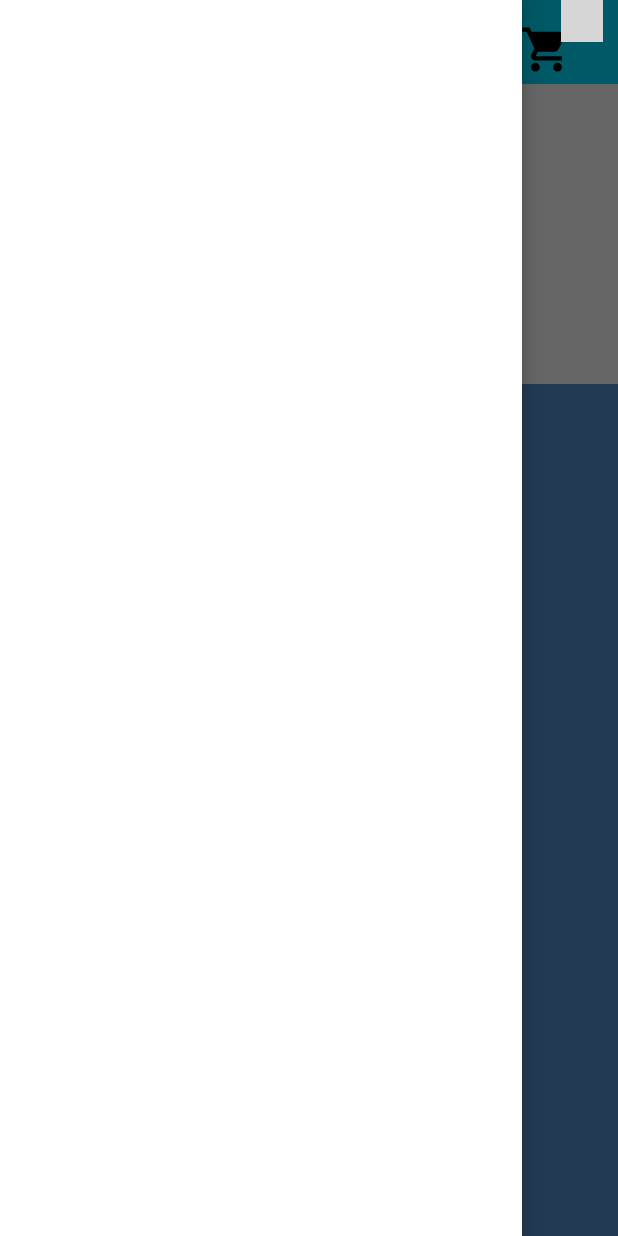
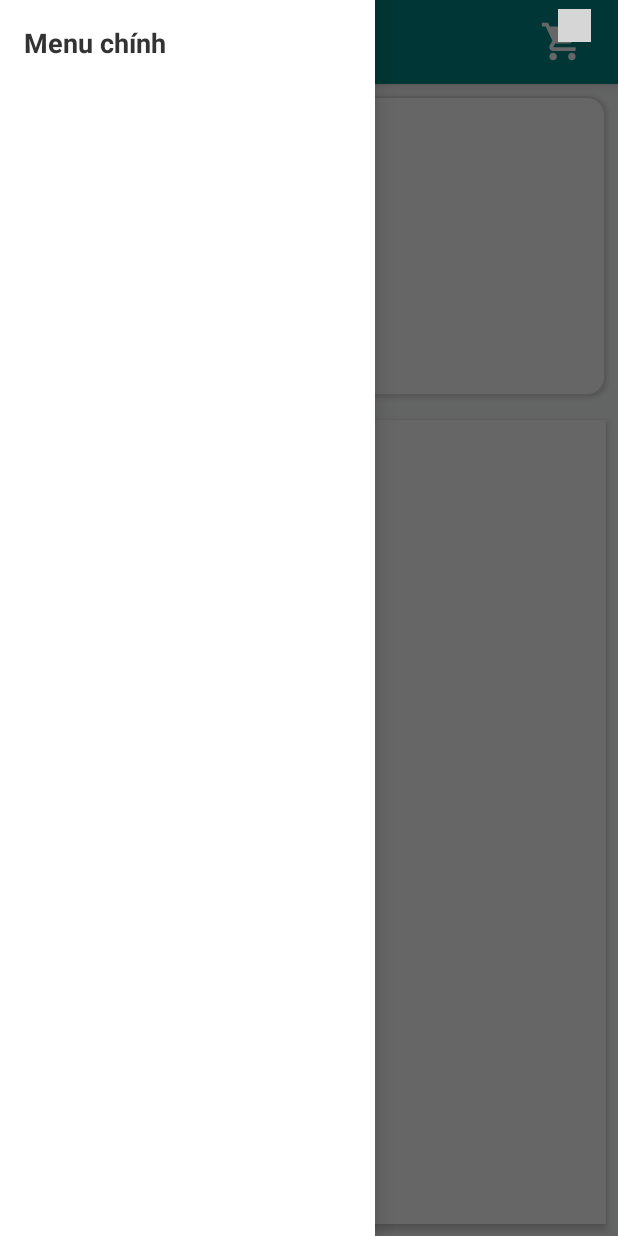
Before and after one commit to trunhiu2004/project_prm_fall25, an Android app: the MainActivity screen opened directly, with no data from a screen before it, with the side drawer open, on a phone screen of 412 x 824 dp. Run offline under Robolectric (Android 15) with nearby library versions, the phone set to English and light mode, and no system bars; our stand-ins replace RxJava; libraries missing offline, so code that uses them is left out: com.nex3z.notificationbadge, hu.akarnokd.rxjava3; plain views replace NotificationBadge; pictures from the network do not load; 6 statements that could not run were skipped; grey boxes are pictures that could not be loaded.

Commit message:
feat: design payment

```diff
--- a/app/build.gradle.kts
+++ b/app/build.gradle.kts
@@ -59,5 +59,8 @@ dependencies {
     annotationProcessor("com.github.bumptech.glide:compiler:4.15.1")
 
     //paper
-    implementation("io.github.pilgr:paperdb:2.7.1")
+    implementation("io.github.pilgr:paperdb:2.7.2")
+
+    //Gson
+    implementation("com.google.code.gson:gson:2.8.9")
 }
--- a/app/src/main/java/com/example/project_prm/activity/MainActivity.java
+++ b/app/src/main/java/com/example/project_prm/activity/MainActivity.java
@@ -147,9 +147,9 @@ public class MainActivity extends AppCompatActivity {
 
     private void actionViewFlipper() {
         List<String> mangQuangCao = new ArrayList<>();
-        mangQuangCao.add("http://192.168.107.44/uploads/banner.png");
-        mangQuangCao.add("http://192.168.107.44/uploads/banner2.jpg");
-        mangQuangCao.add("http://192.168.107.44/uploads/banner3.jpg");
+        mangQuangCao.add("https://res.cloudinary.com/donwmlm9h/image/upload/v1762323172/gtfki3lpbmhu9cel3tuq.png");
+        mangQuangCao.add("https://res.cloudinary.com/donwmlm9h/image/upload/v1762323244/s6ukobbf48h7zbirvz2b.jpg");
+        mangQuangCao.add("https://res.cloudinary.com/donwmlm9h/image/upload/v1762323258/vfq9bojhuvxsktnxdnyo.jpg");
         for (int i = 0; i < mangQuangCao.size(); i++) {
             ImageView imageView = new ImageView(getApplicationContext());
             Glide.with(getApplicationContext())
--- a/app/src/main/java/com/example/project_prm/retrofit/ApiBanHang.java
+++ b/app/src/main/java/com/example/project_prm/retrofit/ApiBanHang.java
@@ -41,5 +41,16 @@ public interface ApiBanHang {
             @Field("pass") String pass
     );
 
+    @POST("donhang.php")
+    @FormUrlEncoded
+    Observable<UserModel> createOrder(
+            @Field("email") String email,
+            @Field("sdt") String sdt,
+            @Field("tongtien") String tongtien,
+            @Field("iduser") int id,
+            @Field("diachi") String diachi,
+            @Field("soluong") int soluong,
+            @Field("chitiet") String chitiet
+    );
 
 }
--- a/app/src/main/java/com/example/project_prm/utils/Utils.java
+++ b/app/src/main/java/com/example/project_prm/utils/Utils.java
@@ -6,7 +6,7 @@ import com.example.project_prm.model.User;
 import java.util.List;
 
 public class Utils {
-    public static final String BASE_URL ="http://192.168.107.46/banhang/";
+    public static final String BASE_URL ="http://10.33.69.225/banhang/";
     public static List<GioHang> manggiohang;
     public static User user_current = new User();
 
--- /dev/null
+++ b/app/src/main/res/drawable/baseline_add_location_24.xml
@@ -0,0 +1,5 @@
+<vector xmlns:android="http://schemas.android.com/apk/res/android" android:height="24dp" android:tint="#F10303" android:viewportHeight="24" android:viewportWidth="24" android:width="24dp">
+
+    <path android:fillColor="@android:color/white" android:pathData="M12,2C8.14,2 5,5.14 5,9c0,5.25 7,13 7,13s7,-7.75 7,-13c0,-3.86 -3.14,-7 -7,-7zM16,10h-3v3h-2v-3L8,10L8,8h3L11,5h2v3h3v2z"/>
+
+</vector>
--- /dev/null
+++ b/app/src/main/res/drawable/baseline_attach_money_24.xml
@@ -0,0 +1,5 @@
+<vector xmlns:android="http://schemas.android.com/apk/res/android" android:height="24dp" android:tint="#F10303" android:viewportHeight="24" android:viewportWidth="24" android:width="24dp">
+
+    <path android:fillColor="@android:color/white" android:pathData="M11.8,10.9c-2.27,-0.59 -3,-1.2 -3,-2.15 0,-1.09 1.01,-1.85 2.7,-1.85 1.78,0 2.44,0.85 2.5,2.1h2.21c-0.07,-1.72 -1.12,-3.3 -3.21,-3.81V3h-3v2.16c-1.94,0.42 -3.5,1.68 -3.5,3.61 0,2.31 1.91,3.46 4.7,4.13 2.5,0.6 3,1.48 3,2.41 0,0.69 -0.49,1.79 -2.7,1.79 -2.06,0 -2.87,-0.92 -2.98,-2.1h-2.2c0.12,2.19 1.76,3.42 3.68,3.83V21h3v-2.15c1.95,-0.37 3.5,-1.5 3.5,-3.55 0,-2.84 -2.43,-3.81 -4.7,-4.4z"/>
+
+</vector>
--- /dev/null
+++ b/app/src/main/res/drawable/baseline_phone_24.xml
@@ -0,0 +1,5 @@
+<vector xmlns:android="http://schemas.android.com/apk/res/android" android:height="24dp" android:tint="#F10303" android:viewportHeight="24" android:viewportWidth="24" android:width="24dp">
+
+    <path android:fillColor="@android:color/white" android:pathData="M6.62,10.79c1.44,2.83 3.76,5.14 6.59,6.59l2.2,-2.2c0.27,-0.27 0.67,-0.36 1.02,-0.24 1.12,0.37 2.33,0.57 3.57,0.57 0.55,0 1,0.45 1,1V20c0,0.55 -0.45,1 -1,1 -9.39,0 -17,-7.61 -17,-17 0,-0.55 0.45,-1 1,-1h3.5c0.55,0 1,0.45 1,1 0,1.25 0.2,2.45 0.57,3.57 0.11,0.35 0.03,0.74 -0.25,1.02l-2.2,2.2z"/>
+
+</vector>
--- /dev/null
+++ b/app/src/main/res/drawable/bg_banner_rounded.xml
@@ -0,0 +1,6 @@
+<shape xmlns:android="http://schemas.android.com/apk/res/android"
+    android:shape="rectangle">
+    <solid android:color="#FFFFFF" />
+    <corners android:radius="12dp" />
+    <stroke android:width="1dp" android:color="#DDDDDD" />
+</shape>
--- /dev/null
+++ b/app/src/main/res/drawable/bg_button_buy.xml
@@ -0,0 +1,5 @@
+<shape xmlns:android="http://schemas.android.com/apk/res/android"
+    android:shape="rectangle">
+    <solid android:color="#009688"/>
+    <corners android:radius="20dp"/>
+</shape>
--- /dev/null
+++ b/app/src/main/res/drawable/bg_image_placeholder.xml
@@ -0,0 +1,5 @@
+<shape xmlns:android="http://schemas.android.com/apk/res/android"
+    android:shape="rectangle">
+    <solid android:color="#EEEEEE"/>
+    <corners android:radius="10dp"/>
+</shape>
--- a/app/src/main/res/layout/activity_main.xml
+++ b/app/src/main/res/layout/activity_main.xml
@@ -6,78 +6,137 @@
     android:id="@+id/main"
     android:layout_width="match_parent"
     android:layout_height="match_parent"
+    android:background="#F9FAFB"
     tools:context=".activity.MainActivity">
+
     <androidx.drawerlayout.widget.DrawerLayout
         android:id="@+id/drawerLayout"
         android:layout_width="match_parent"
         android:layout_height="match_parent">
+
+        <!-- Nội dung chính -->
         <LinearLayout
             android:orientation="vertical"
             android:layout_width="match_parent"
-            android:layout_height="match_parent">
+            android:layout_height="match_parent"
+            android:background="#F9FAFB">
+
+            <!-- Thanh công cụ -->
             <androidx.appcompat.widget.Toolbar
                 android:id="@+id/toolbarManHinhChinh"
                 app:title="Trang chính"
-                android:background="#ff00dfff"
+                app:titleTextColor="@android:color/white"
+                android:background="@color/teal_700"
+                android:elevation="4dp"
                 android:layout_width="match_parent"
                 android:layout_height="?attr/actionBarSize">
+
                 <FrameLayout
                     android:id="@+id/framegiohang"
-                    android:layout_marginRight="10dp"
-                    android:layout_gravity="right"
-                    android:layout_width="55dp"
-                    android:layout_height="?attr/actionBarSize">
+                    android:layout_gravity="end"
+                    android:layout_marginEnd="12dp"
+                    android:layout_width="50dp"
+                    android:layout_height="match_parent">
+
+                    <ImageView
+                        android:layout_gravity="center"
+                        android:src="@drawable/ic_cart_24"
+                        android:tint="@android:color/white"
+                        android:layout_width="30dp"
+                        android:layout_height="30dp"/>
+
                     <com.nex3z.notificationbadge.NotificationBadge
                         android:id="@+id/menu_sl"
-                        android:layout_gravity="top|right"
-                        android:layout_width="28dp"
-                        android:layout_height="28dp"/>
-                    <ImageView
-                        android:layout_marginTop="15dp"
-                        android:src="@drawable/ic_cart_24"
-                        android:layout_width="35dp"
-                        android:layout_height="35dp"/>
-
+                        android:layout_gravity="top|end"
+                        android:layout_marginTop="6dp"
+                        android:layout_marginEnd="6dp"
+                        android:layout_width="22dp"
+                        android:layout_height="22dp"/>
                 </FrameLayout>
             </androidx.appcompat.widget.Toolbar>
+
+            <!-- Phần banner -->
             <ViewFlipper
                 android:id="@+id/viewFlipper"
                 android:layout_width="match_parent"
-                android:layout_height="200dp">
+                android:layout_height="200dp"
+                android:layout_margin="8dp"
+                android:background="@drawable/bg_banner_rounded"
+                android:clipToOutline="true"
+                android:elevation="2dp"/>
 
-            </ViewFlipper>
+            <!-- Nội dung sản phẩm -->
             <LinearLayout
-                android:background="#5992d2"
                 android:orientation="vertical"
+                android:padding="10dp"
                 android:layout_width="match_parent"
-                android:layout_height="match_parent">
+                android:layout_height="match_parent"
+                android:background="@android:color/white"
+                android:elevation="3dp"
+                android:layout_margin="8dp"
+                android:layout_gravity="center"
+                android:backgroundTintMode="src_in"
+                android:clipToOutline="true">
+
                 <TextView
-                    android:layout_marginLeft="10dp"
-                    android:textColor="@android:color/holo_red_light"
+                    android:text="Sản phẩm mới nhất"
+                    android:textColor="#212121"
                     android:textStyle="bold"
-                    android:text="Sản phẩm mới nhất"
+                    android:textSize="18sp"
+                    android:layout_marginBottom="6dp"
                     android:layout_width="wrap_content"
-                    android:layout_height="wrap_content" />
+                    android:layout_height="wrap_content"/>
+
+                <View
+                    android:layout_width="60dp"
+                    android:layout_height="3dp"
+                    android:background="@color/teal_700"
+                    android:layout_marginBottom="8dp"/>
+
                 <androidx.recyclerview.widget.RecyclerView
                     android:id="@+id/recycleView"
-                    android:layout_marginTop="10dp"
-                    android:layout_marginLeft="5dp"
                     android:layout_width="match_parent"
-                    android:layout_height="match_parent">
-
-                </androidx.recyclerview.widget.RecyclerView>
+                    android:layout_height="match_parent"
+                    android:paddingBottom="10dp"
+                    android:clipToPadding="false"
+                    android:scrollbars="vertical" />
             </LinearLayout>
         </LinearLayout>
+
+        <!-- Navigation Drawer -->
         <com.google.android.material.navigation.NavigationView
             android:id="@+id/navigationView"
             android:layout_gravity="start"
-            android:layout_width="match_parent"
-            android:layout_height="match_parent">
-            <ListView
-                android:layout_marginTop="10dp"
-                android:id="@+id/listViewManHinhChinh"
-                android:layout_width="wrap_content"
-                android:layout_height="wrap_content"/>
+            android:layout_width="250dp"
+            android:layout_height="match_parent"
+            android:background="#FFFFFF"
+            android:fitsSystemWindows="true"
+            app:itemTextColor="@color/black"
+            app:itemIconTint="@color/teal_700"
+            app:headerLayout="@null">
+
+            <LinearLayout
+                android:orientation="vertical"
+                android:padding="16dp"
+                android:layout_width="match_parent"
+                android:layout_height="match_parent">
+
+                <TextView
+                    android:text="Menu chính"
+                    android:textStyle="bold"
+                    android:textSize="18sp"
+                    android:textColor="#333333"
+                    android:layout_marginBottom="10dp"
+                    android:layout_width="wrap_content"
+                    android:layout_height="wrap_content"/>
+
+                <ListView
+                    android:id="@+id/listViewManHinhChinh"
+                    android:layout_width="match_parent"
+                    android:layout_height="wrap_content"
+                    android:divider="@android:color/darker_gray"
+                    android:dividerHeight="1dp"/>
+            </LinearLayout>
         </com.google.android.material.navigation.NavigationView>
     </androidx.drawerlayout.widget.DrawerLayout>
 
```
Also changed, not shown: app/src/main/AndroidManifest.xml (+5 -4 lines), app/src/main/java/com/example/project_prm/activity/DangNhapActivity.java (+47 -22 lines), app/src/main/java/com/example/project_prm/activity/GioHangActivity.java (+12 -1 lines), app/src/main/java/com/example/project_prm/activity/ThanhToanActivity.java (added, +127 -0 lines), app/src/main/res/layout/activity_thanh_toan.xml (added, +145 -0 lines), app/src/main/res/layout/item_sp_moi.xml (+60 -26 lines).
